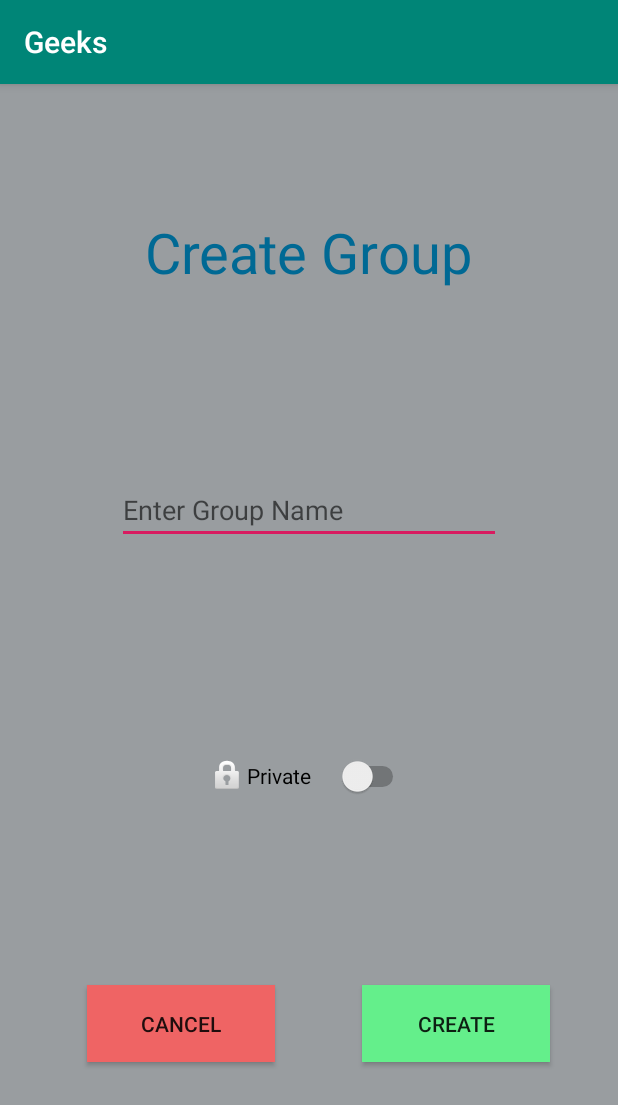
After one commit to kvnrd/AndroidHCIProject, an Android app: the CreateGroupActivity screen opened directly, with no data from a screen before it, on a phone screen of 412 x 824 dp. The commit adds this screen. Shown: the top 1105 px of the screen. Run offline under Robolectric (Android 15) with nearby library versions, the phone set to English and light mode, and no system bars.

Commit message:
Kevin's Class included

```diff
--- a/app/src/main/AndroidManifest.xml
+++ b/app/src/main/AndroidManifest.xml
@@ -9,6 +9,7 @@
         android:roundIcon="@mipmap/ic_launcher_round"
         android:supportsRtl="true"
         android:theme="@style/AppTheme">
+        <activity android:name=".CreateGroupActivity"></activity>
         <activity android:name=".AvailableGroupsActivity" />
         <activity android:name=".MainActivity">
             <intent-filter>
--- /dev/null
+++ b/app/src/main/java/hci/geeks/CreateGroupActivity.java
@@ -0,0 +1,23 @@
+package hci.geeks;
+
+import androidx.appcompat.app.AppCompatActivity;
+
+import android.os.Bundle;
+import android.view.View;
+
+public class CreateGroupActivity extends AppCompatActivity {
+
+    @Override
+    protected void onCreate(Bundle savedInstanceState) {
+        super.onCreate(savedInstanceState);
+        setContentView(R.layout.activity_create_group);
+    }
+
+    public void createClicked(View view){
+
+    }
+
+    public void cancelClicked(View view){
+
+    }
+}
--- a/app/src/main/res/layout/activity_available_groups.xml
+++ b/app/src/main/res/layout/activity_available_groups.xml
@@ -8,7 +8,7 @@
     tools:context=".AvailableGroupsActivity">
 
     <TextView
-        android:id="@+id/textView"
+        android:id="@+id/creategroupTextview"
         android:layout_width="wrap_content"
         android:layout_height="wrap_content"
         android:layout_marginTop="40dp"
@@ -29,7 +29,7 @@
         app:layout_constraintEnd_toEndOf="parent"
         app:layout_constraintHorizontal_bias="0.504"
         app:layout_constraintStart_toStartOf="parent"
-        app:layout_constraintTop_toBottomOf="@+id/textView"
+        app:layout_constraintTop_toBottomOf="@+id/creategroupTextview"
         app:layout_constraintVertical_bias="0.309" />
 
     <Button
--- /dev/null
+++ b/app/src/main/res/layout/activity_create_group.xml
@@ -0,0 +1,73 @@
+<?xml version="1.0" encoding="utf-8"?>
+<androidx.constraintlayout.widget.ConstraintLayout xmlns:android="http://schemas.android.com/apk/res/android"
+    xmlns:app="http://schemas.android.com/apk/res-auto"
+    xmlns:tools="http://schemas.android.com/tools"
+    android:layout_width="match_parent"
+    android:layout_height="match_parent"
+    android:background="#999DA0"
+    tools:context=".CreateGroup">
+
+    <TextView
+        android:id="@+id/creategroupTextview"
+        android:layout_width="wrap_content"
+        android:layout_height="wrap_content"
+        android:text="Create Group"
+        android:textColor="#006994"
+        android:textSize="37sp"
+        app:layout_constraintBottom_toBottomOf="parent"
+        app:layout_constraintEnd_toEndOf="parent"
+        app:layout_constraintHorizontal_bias="0.497"
+        app:layout_constraintStart_toStartOf="parent"
+        app:layout_constraintTop_toTopOf="parent"
+        app:layout_constraintVertical_bias="0.121" />
+
+    <com.google.android.material.textfield.TextInputEditText
+        android:id="@+id/inputGroupEditText"
+        android:layout_width="256dp"
+        android:layout_height="45dp"
+        android:layout_marginTop="104dp"
+        android:hint="Enter Group Name"
+        app:layout_constraintBottom_toBottomOf="parent"
+        app:layout_constraintEnd_toEndOf="parent"
+        app:layout_constraintStart_toStartOf="parent"
+        app:layout_constraintTop_toBottomOf="@+id/creategroupTextview"
+        app:layout_constraintVertical_bias="0.041" />
+
+    <Button
+        android:id="@+id/createButton"
+        android:layout_width="125dp"
+        android:layout_height="51dp"
+        android:background="#64EF8B"
+        android:text="Create"
+        android:onClick="createClicked"
+        app:layout_constraintBottom_toBottomOf="parent"
+        app:layout_constraintEnd_toEndOf="parent"
+        app:layout_constraintHorizontal_bias="0.842"
+        app:layout_constraintStart_toStartOf="parent"
+        app:layout_constraintTop_toBottomOf="@+id/privateSwitch" />
+
+    <Button
+        android:id="@+id/cancelButton"
+        android:layout_width="125dp"
+        android:layout_height="51dp"
+        android:background="#EF6464"
+        android:text="@android:string/cancel"
+        android:onClick="cancelClicked"
+        app:layout_constraintBottom_toBottomOf="parent"
+        app:layout_constraintEnd_toStartOf="@+id/createButton"
+        app:layout_constraintStart_toStartOf="parent"
+        app:layout_constraintTop_toBottomOf="@+id/privateSwitch" />
+
+    <Switch
+        android:id="@+id/privateSwitch"
+        android:layout_width="133dp"
+        android:layout_height="45dp"
+        android:button="@android:drawable/ic_lock_idle_lock"
+        android:text="Private"
+        app:layout_constraintBottom_toBottomOf="parent"
+        app:layout_constraintEnd_toEndOf="parent"
+        app:layout_constraintStart_toStartOf="parent"
+        app:layout_constraintTop_toBottomOf="@+id/inputGroupEditText"
+        app:layout_constraintVertical_bias="0.318" />
+
+</androidx.constraintlayout.widget.ConstraintLayout>
--- a/app/src/main/res/layout/activity_main.xml
+++ b/app/src/main/res/layout/activity_main.xml
@@ -33,7 +33,7 @@
         app:layout_constraintVertical_bias="0.171" />
 
     <TextView
-        android:id="@+id/textView"
+        android:id="@+id/creategroupTextview"
         android:layout_width="wrap_content"
         android:layout_height="wrap_content"
         android:text="GEEKS"
--- a/app/src/main/res/values/strings.xml
+++ b/app/src/main/res/values/strings.xml
@@ -1,3 +1,4 @@
 <resources>
     <string name="app_name">Geeks</string>
+    <string name="title_activity_create_group">title_activity_create_group</string>
 </resources>
```
Also changed, not shown: 7 other files.
